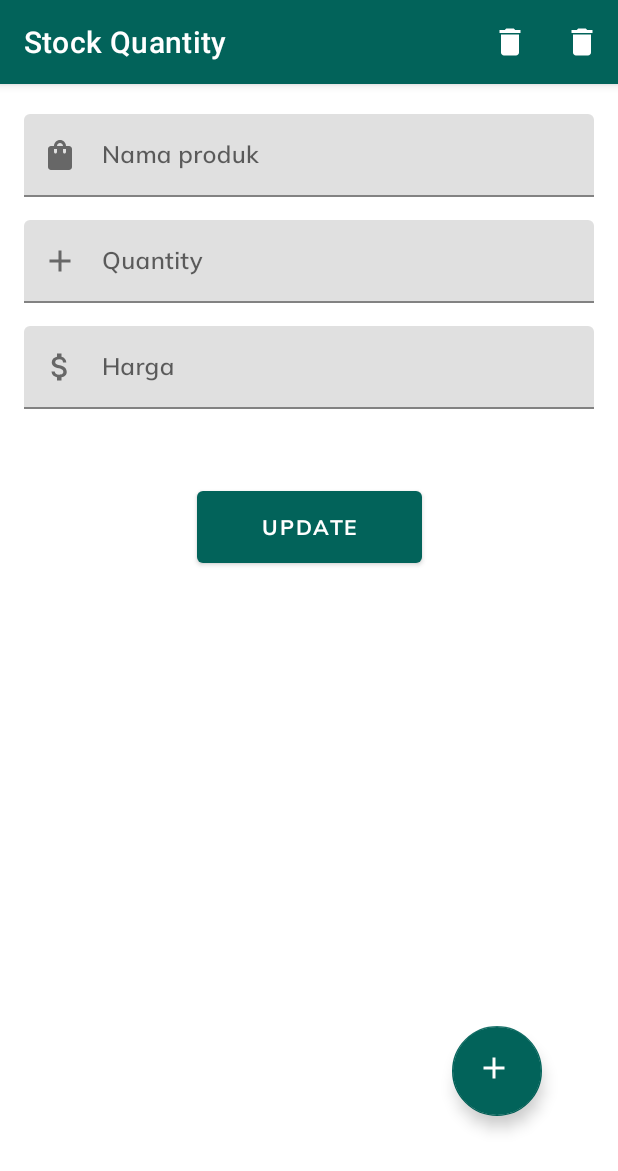
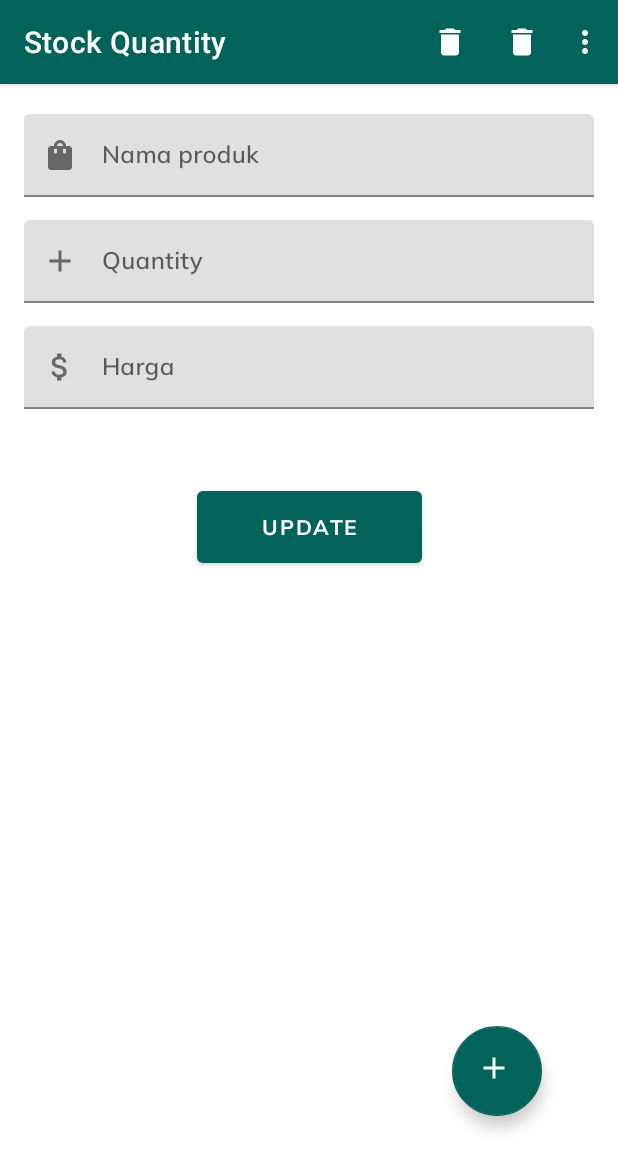
Before and after one commit to adilanurlathifah/Stock-Quantity-App, an Android app: the fragment UpdateFragment placed in its activity, on a phone screen of 412 x 824 dp. Shown: the top 1171 px of the screen. Run offline under Robolectric (Android 15) with nearby library versions, the phone set to English and light mode, and no system bars; our stand-ins replace Room's generated code, navigation-ui; 4 statements that could not run were skipped.

Commit message:
Menambahkan option menu dan logicnya

```diff
--- a/app/src/main/java/org/assesment2/stockquantityapp/fragments/add/AddFragment.kt
+++ b/app/src/main/java/org/assesment2/stockquantityapp/fragments/add/AddFragment.kt
@@ -13,18 +13,22 @@ import org.assesment2.stockquantityapp.R
 import org.assesment2.stockquantityapp.databinding.FragmentAddBinding
 import org.assesment2.stockquantityapp.model.Item
 import org.assesment2.stockquantityapp.viewmodel.ItemViewModel
+import org.assesment2.stockquantityapp.viewmodel.SharedViewModel
 
 class AddFragment : Fragment() {
 
     private lateinit var binding: FragmentAddBinding
     private lateinit var mItemViewModel: ItemViewModel
+    private lateinit var sharedViewModel: SharedViewModel
 
     override fun onCreateView(
         inflater: LayoutInflater, container: ViewGroup?,
         savedInstanceState: Bundle?
     ): View {
+
         binding = FragmentAddBinding.inflate(inflater, container, false)
         val view = binding.root
+        sharedViewModel = ViewModelProvider(requireActivity()).get(SharedViewModel::class.java)
 
         mItemViewModel = ViewModelProvider(this).get(ItemViewModel::class.java)
         binding.addBtn.setOnClickListener {
@@ -38,6 +42,8 @@ class AddFragment : Fragment() {
         val quantity = binding.quantityEdt.text.toString()
         val totalQuantity = Integer.parseInt(quantity)
         val totalPrice = totalQuantity * Integer.parseInt(price)
+
+        sharedViewModel.totalPrice.value = totalPrice
 
         try {
             if (inputCheck(productNames, price, quantity)) {
--- a/app/src/main/java/org/assesment2/stockquantityapp/fragments/list/ListFragment.kt
+++ b/app/src/main/java/org/assesment2/stockquantityapp/fragments/list/ListFragment.kt
@@ -12,11 +12,14 @@ import androidx.recyclerview.widget.LinearLayoutManager
 import org.assesment2.stockquantityapp.R
 import org.assesment2.stockquantityapp.databinding.FragmentListBinding
 import org.assesment2.stockquantityapp.viewmodel.ItemViewModel
+import org.assesment2.stockquantityapp.viewmodel.SharedViewModel
 
 class ListFragment : Fragment() {
 
     private lateinit var binding: FragmentListBinding
     private lateinit var mItemViewModel: ItemViewModel
+    private lateinit var sharedViewModel: SharedViewModel
+
 
     override fun onCreateView(
         inflater: LayoutInflater, container: ViewGroup?,
@@ -24,6 +27,7 @@ class ListFragment : Fragment() {
     ): View {
         binding = FragmentListBinding.inflate(inflater, container, false)
         val view = binding.root
+        sharedViewModel = ViewModelProvider(requireActivity()).get(SharedViewModel::class.java)
 
         val adapter = ListAdapter()
         binding.recyclerView.adapter = adapter
@@ -37,8 +41,7 @@ class ListFragment : Fragment() {
         binding.floatingActionButton.setOnClickListener {
             findNavController().navigate(R.id.action_listFragment_to_addFragment)
         }
-
-        // Add menu
+        //tampilkan menu
         setHasOptionsMenu(true)
 
         return view
@@ -46,14 +49,22 @@ class ListFragment : Fragment() {
 
     override fun onCreateOptionsMenu(menu: Menu, inflater: MenuInflater) {
         inflater.inflate(R.menu.delete_menu, menu)
+        inflater.inflate(R.menu.options_menu, menu)
+        super.onCreateOptionsMenu(menu, inflater)
     }
 
     override fun onOptionsItemSelected(item: MenuItem): Boolean {
         if (item.itemId == R.id.menu_delete) {
             deleteAllItems()
         }
+
+        if (item.itemId == R.id.menu_nilai_inventaris) {
+            findNavController().navigate(R.id.action_listFragment_to_TotalFragment)
+            true
+        }
         return super.onOptionsItemSelected(item)
     }
+
 
     private fun deleteAllItems() {
         val builder = AlertDialog.Builder(requireContext())
--- /dev/null
+++ b/app/src/main/java/org/assesment2/stockquantityapp/viewmodel/SharedViewModel.kt
@@ -0,0 +1,8 @@
+package org.assesment2.stockquantityapp.viewmodel
+
+import androidx.lifecycle.MutableLiveData
+import androidx.lifecycle.ViewModel
+
+class SharedViewModel : ViewModel() {
+    val totalPrice = MutableLiveData<Int>()
+}
--- a/app/src/main/res/layout/fragment_add.xml
+++ b/app/src/main/res/layout/fragment_add.xml
@@ -45,6 +45,7 @@
             android:layout_width="match_parent"
             android:layout_height="wrap_content"
             android:fontFamily="@font/mulish_semibold"
+            android:inputType="number"
             android:hint="@string/quantity" />
     </com.google.android.material.textfield.TextInputLayout>
 
@@ -65,6 +66,7 @@
             android:layout_width="match_parent"
             android:layout_height="wrap_content"
             android:fontFamily="@font/mulish_semibold"
+            android:inputType="number"
             android:hint="@string/harga" />
     </com.google.android.material.textfield.TextInputLayout>
 
--- a/app/src/main/res/layout/fragment_update.xml
+++ b/app/src/main/res/layout/fragment_update.xml
@@ -41,6 +41,7 @@
             android:layout_width="match_parent"
             android:layout_height="wrap_content"
             android:fontFamily="@font/mulish_semibold"
+            android:inputType="number"
             android:hint="@string/quantity" />
     </com.google.android.material.textfield.TextInputLayout>
 
@@ -59,6 +60,7 @@
             android:layout_width="match_parent"
             android:layout_height="wrap_content"
             android:fontFamily="@font/mulish_semibold"
+            android:inputType="number"
             android:hint="@string/harga" />
     </com.google.android.material.textfield.TextInputLayout>
 
--- a/app/src/main/res/layout/list_item.xml
+++ b/app/src/main/res/layout/list_item.xml
@@ -8,7 +8,7 @@
 
     <TextView
         android:id="@+id/productName_txtV"
-        android:layout_width="87dp"
+        android:layout_width="wrap_content"
         android:layout_height="17dp"
         android:layout_marginStart="30dp"
         android:layout_marginTop="16dp"
--- /dev/null
+++ b/app/src/main/res/menu/options_menu.xml
@@ -0,0 +1,9 @@
+<?xml version="1.0" encoding="utf-8"?>
+<menu xmlns:app="http://schemas.android.com/apk/res-auto"
+    xmlns:android="http://schemas.android.com/apk/res/android">
+    <item
+        android:id="@+id/menu_nilai_inventaris"
+        android:title="Lihat Nilai Persediaan"
+        android:iconTint="@android:color/white"
+        app:showAsAction="never"/>
+</menu>
--- a/app/src/main/res/navigation/my_nav.xml
+++ b/app/src/main/res/navigation/my_nav.xml
@@ -28,6 +28,9 @@
         <action
             android:id="@+id/action_listFragment_to_updateFragment"
             app:destination="@id/updateFragment" />
+        <action
+            android:id="@+id/action_listFragment_to_TotalFragment"
+            app:destination="@id/totalFragment" />
     </fragment>
     <fragment
         android:id="@+id/updateFragment"
@@ -43,4 +46,17 @@
             android:name="currentUser"
             app:argType="org.assesment2.stockquantityapp.model.Item" />
     </fragment>
+    <fragment
+        android:id="@+id/totalFragment"
+        android:name="org.assesment2.stockquantityapp.fragments.total.totalFragment"
+        tools:layout="@layout/fragment_totalprice">
+        <action
+            android:id="@+id/action_totalFragment_to_listFragment"
+            app:destination="@id/listFragment"
+            app:popUpTo="@id/listFragment"
+            app:popUpToInclusive="true" />
+        <argument
+            android:name="currentUser"
+            app:argType="org.assesment2.stockquantityapp.model.Item" />
+    </fragment>
 </navigation>
--- a/app/src/main/res/values-night/themes.xml
+++ b/app/src/main/res/values-night/themes.xml
@@ -4,11 +4,11 @@
         <!-- Primary brand color. -->
         <item name="colorPrimary">@color/tosca</item>
         <item name="colorPrimaryVariant">@color/tosca</item>
-        <item name="colorOnPrimary">@color/black</item>
+        <item name="colorOnPrimary">@color/white</item>
         <!-- Secondary brand color. -->
         <item name="colorSecondary">@color/tosca</item>
         <item name="colorSecondaryVariant">@color/tosca</item>
-        <item name="colorOnSecondary">@color/black</item>
+        <item name="colorOnSecondary">@color/white</item>
         <!-- Status bar color. -->
         <item name="android:statusBarColor">?attr/colorPrimaryVariant</item>
         <!-- Customize your theme here. -->
--- a/app/src/main/res/values/colors.xml
+++ b/app/src/main/res/values/colors.xml
@@ -4,4 +4,6 @@
     <color name="darktosca">#02635A</color>
     <color name="black">#201E1F</color>
     <color name="white">#FFFFFFFF</color>
+    <color name="green">#2CCE21</color>
+    <color name="red">#EE271E</color>
 </resources>
--- a/app/src/main/res/values/strings.xml
+++ b/app/src/main/res/values/strings.xml
@@ -3,4 +3,5 @@
     <string name="nama_produk">Nama produk</string>
     <string name="quantity">Quantity</string>
     <string name="harga">Harga</string>
+    <string name="quotes_totalprice">\"Inventaris adalah aset berharga bagi bisnis. Manajemennya dengan baik akan memberikan keuntungan jangka panjang.\" - Roy T. Bennett</string>
 </resources>
```
Also changed, not shown: app/src/main/res/layout/fragment_totalprice.xml (added, +84 -0 lines), app/src/main/res/drawable-hdpi/ic_total.jpg (added), app/src/main/res/drawable-mdpi/ic_total.jpg (added), app/src/main/res/drawable-xhdpi/ic_total.jpg (added), 3 other files.
